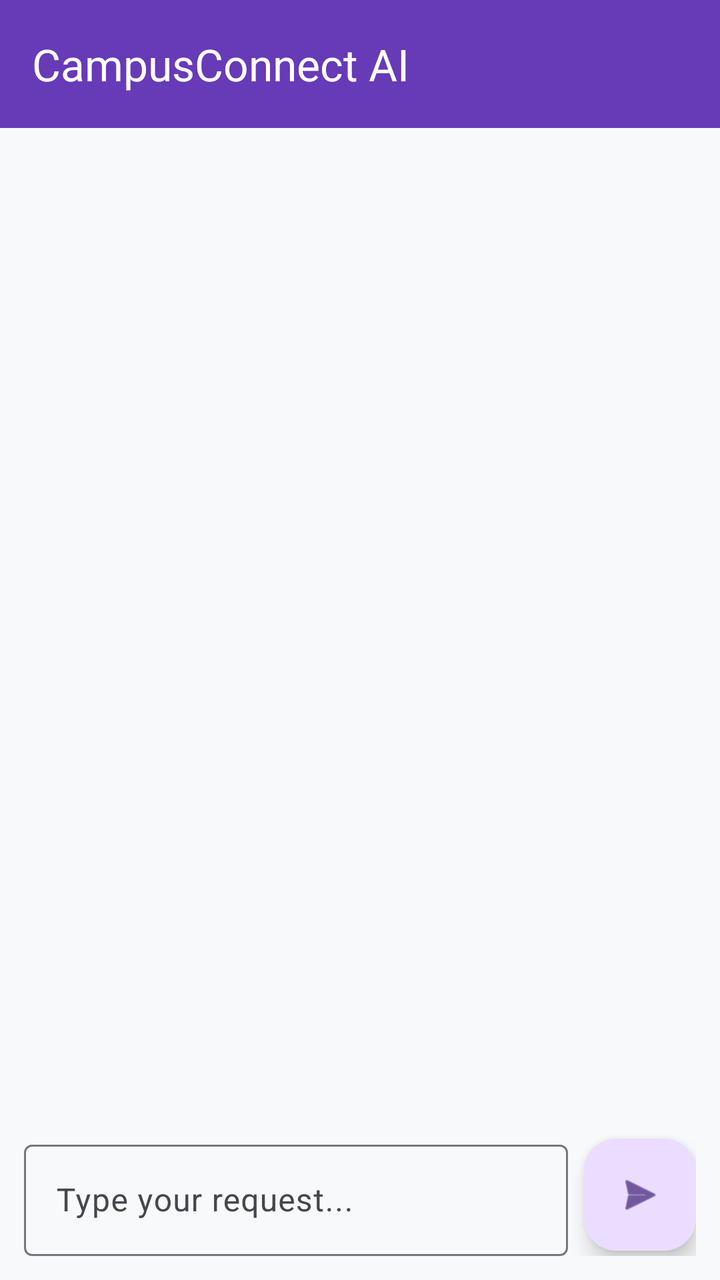
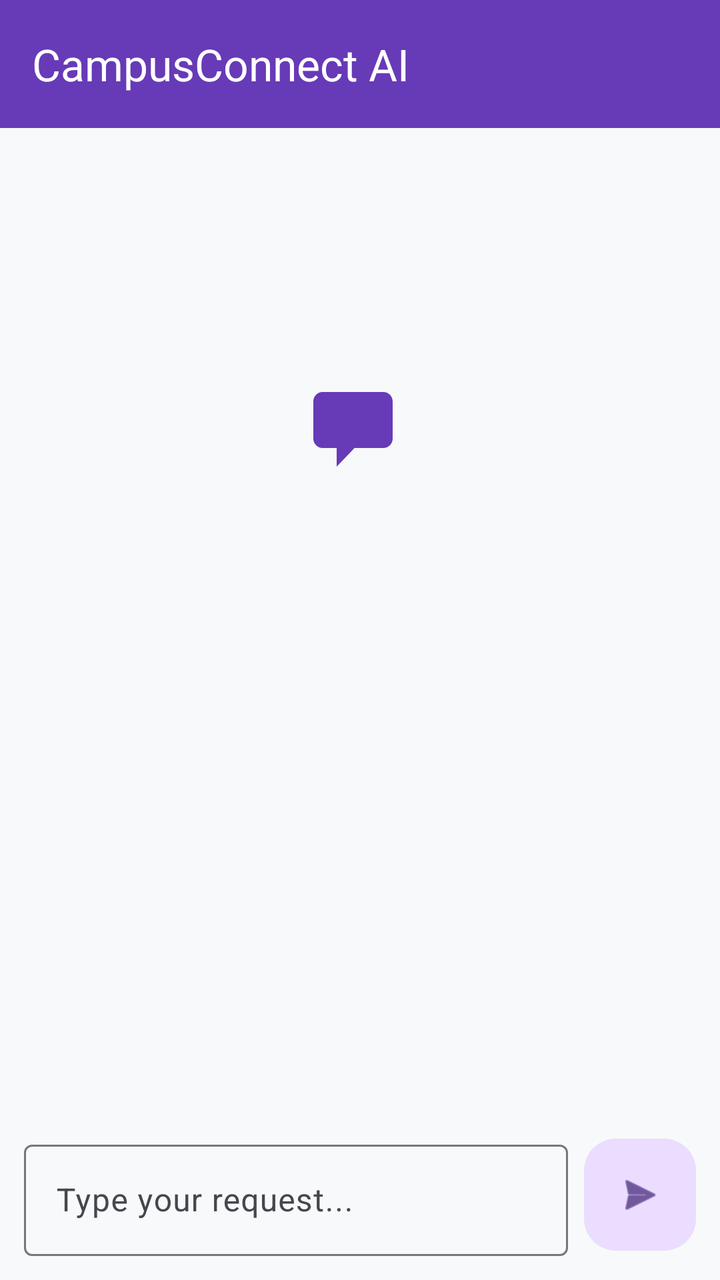

Two renders of the same Android screen: before a commit and after it. Below are the layout's source before the change and the commit's diff.
<!-- AndroidManifest.xml: application theme Theme.CampusConnect -->
<!-- res/layout/activity_ai_assistant.xml -->
<?xml version="1.0" encoding="utf-8"?>
<androidx.constraintlayout.widget.ConstraintLayout xmlns:android="http://schemas.android.com/apk/res/android"
    xmlns:app="http://schemas.android.com/apk/res-auto"
    android:layout_width="match_parent"
    android:layout_height="match_parent">

    <com.google.android.material.appbar.MaterialToolbar
        android:id="@+id/toolbar"
        android:layout_width="match_parent"
        android:layout_height="?attr/actionBarSize"
        android:background="?attr/colorPrimary"
        app:title="CampusConnect AI"
        app:titleTextColor="?attr/colorOnPrimary"
        app:layout_constraintTop_toTopOf="parent" />

    <androidx.recyclerview.widget.RecyclerView
        android:id="@+id/chatRecyclerView"
        android:layout_width="match_parent"
        android:layout_height="0dp"
        android:clipToPadding="false"
        android:paddingTop="8dp"
        android:paddingBottom="8dp"
        app:layout_constraintBottom_toTopOf="@id/inputLayout"
        app:layout_constraintTop_toBottomOf="@id/toolbar" />

    <LinearLayout
        android:id="@+id/inputLayout"
        android:layout_width="match_parent"
        android:layout_height="wrap_content"
        android:orientation="horizontal"
        android:padding="12dp"
        app:layout_constraintBottom_toBottomOf="parent">

        <com.google.android.material.textfield.TextInputLayout
            style="@style/Widget.Material3.TextInputLayout.OutlinedBox"
            android:layout_width="0dp"
            android:layout_height="wrap_content"
            android:layout_weight="1"
            android:hint="Type your request...">

            <com.google.android.material.textfield.TextInputEditText
                android:id="@+id/promptEditText"
                android:layout_width="match_parent"
                android:layout_height="wrap_content"
                android:inputType="textMultiLine"
                android:maxLines="4" />
        </com.google.android.material.textfield.TextInputLayout>

        <com.google.android.material.floatingactionbutton.FloatingActionButton
            android:id="@+id/sendFab"
            android:contentDescription="@string/cd_send_message"
            android:layout_width="wrap_content"
            android:layout_height="wrap_content"
            android:layout_gravity="center_vertical"
            android:layout_marginStart="8dp"
            app:fabSize="mini"
            app:srcCompat="@android:drawable/ic_menu_send" />
    </LinearLayout>

    <ProgressBar
        android:id="@+id/progressBar"
        android:layout_width="wrap_content"
        android:layout_height="wrap_content"
        android:visibility="gone"
        app:layout_constraintBottom_toBottomOf="parent"
        app:layout_constraintEnd_toEndOf="parent"
        app:layout_constraintStart_toStartOf="parent"
        app:layout_constraintTop_toTopOf="parent" />

</androidx.constraintlayout.widget.ConstraintLayout>
<!-- resources referenced by this layout -->
<resources>
  <string name="cd_send_message">Send message</string>
  <style name="Theme.CampusConnect" parent="Base.Theme.CampusConnect" />
  <style name="Base.Theme.CampusConnect" parent="Theme.Material3.DayNight.NoActionBar">
          
          <item name="colorPrimary">@color/primary</item>
          <item name="colorOnPrimary">@color/on_primary</item>
          <item name="colorSecondary">@color/secondary</item>
          <item name="colorOnSecondary">@color/on_secondary</item>
          <item name="colorTertiary">@color/tertiary</item>
          <item name="colorOnTertiary">@color/on_tertiary</item>
          <item name="android:windowBackground">@color/background</item>
          <item name="colorSurface">@color/surface</item>
          <item name="colorOnSurface">@color/on_surface</item>
  
          <item name="colorSurfaceVariant">@color/surface_variant</item>
          <item name="colorOnSurfaceVariant">@color/on_surface_variant</item>
          <item name="colorError">@color/error</item>
          <item name="colorOnError">@color/on_error</item>
          <item name="colorOutline">@color/outline</item>
          <item name="colorOutlineVariant">@color/outline_variant</item>
          <item name="android:statusBarColor">@color/primary</item>
  
          
          <item name="materialCardViewStyle">@style/Widget.CampusConnect.Card</item>
      </style>
  <color name="primary">#673AB7</color>
  <color name="on_primary">#FFFFFF</color>
  <color name="secondary">#009688</color>
  <color name="on_secondary">#FFFFFF</color>
  <color name="tertiary">#FFC107</color>
  <color name="on_tertiary">#000000</color>
  <color name="background">#F8F9FA</color>
  <color name="surface">#FFFFFF</color>
  <color name="on_surface">#1A1C1E</color>
  <color name="surface_variant">#E1E2EC</color>
  <color name="on_surface_variant">#44474E</color>
  <color name="error">#B3261E</color>
  <color name="on_error">#FFFFFF</color>
  <color name="outline">#74777F</color>
  <color name="outline_variant">#C4C6D0</color>
  <style name="Widget.CampusConnect.Card" parent="Widget.Material3.CardView.Elevated">
          <item name="cardCornerRadius">16dp</item>
          <item name="cardElevation">2dp</item>
          <item name="strokeWidth">0dp</item>
      </style>
</resources>

<!-- the commit's change to res/layout/activity_ai_assistant.xml (unified diff, before → after) -->
@@ -22,6 +22,46 @@
         android:paddingBottom="8dp"
         app:layout_constraintBottom_toTopOf="@id/inputLayout"
         app:layout_constraintTop_toBottomOf="@id/toolbar" />
+
+    <LinearLayout
+        android:id="@+id/emptyState"
+        android:layout_width="match_parent"
+        android:layout_height="wrap_content"
+        android:gravity="center_horizontal"
+        android:orientation="vertical"
+        android:paddingHorizontal="24dp"
+        app:layout_constraintBottom_toTopOf="@id/inputLayout"
+        app:layout_constraintTop_toBottomOf="@id/toolbar"
+        app:layout_constraintVertical_bias="0.35">
+
+        <ImageView
+            android:layout_width="56dp"
+            android:layout_height="56dp"
+            android:importantForAccessibility="no"
+            android:src="@drawable/ic_ai_sparkle"
+            app:tint="?attr/colorPrimary" />
+
+        <TextView
+            android:id="@+id/emptyTitle"
+            android:layout_width="wrap_content"
+            android:layout_height="wrap_content"
+            android:layout_marginTop="12dp"
+            android:textAppearance="?attr/textAppearanceTitleLarge" />
+
+        <TextView
+            android:id="@+id/emptySubtitle"
+            android:layout_width="wrap_content"
+            android:layout_height="wrap_content"
+            android:layout_marginTop="4dp"
+            android:gravity="center"
+            android:textAppearance="?attr/textAppearanceBodyMedium" />
+
+        <com.google.android.material.chip.ChipGroup
+            android:id="@+id/suggestionChips"
+            android:layout_width="match_parent"
+            android:layout_height="wrap_content"
+            android:layout_marginTop="20dp" />
+    </LinearLayout>
 
     <LinearLayout
         android:id="@+id/inputLayout"
@@ -53,7 +93,9 @@
             android:layout_height="wrap_content"
             android:layout_gravity="center_vertical"
             android:layout_marginStart="8dp"
+            app:elevation="0dp"
             app:fabSize="mini"
+            app:pressedTranslationZ="0dp"
             app:srcCompat="@android:drawable/ic_menu_send" />
     </LinearLayout>
 
<!-- resource entries referenced after the edit -->
@@ -1,5 +1,22 @@
 <!-- resources referenced by this layout -->
 <resources>
+  <!-- drawable ic_ai_sparkle (drawable) -->
+  <?xml version="1.0" encoding="utf-8"?>
+  <vector xmlns:android="http://schemas.android.com/apk/res/android"
+      android:width="24dp"
+      android:height="24dp"
+      android:viewportWidth="24"
+      android:viewportHeight="24">
+      <path
+          android:fillColor="#FF000000"
+          android:pathData="M4,4h13c1.1,0 2,0.9 2,2v8c0,1.1 -0.9,2 -2,2h-6.17L7,20v-4H4c-1.1,0 -2,-0.9 -2,-2V6C2,4.9 2.9,4 4,4z" />
+      <path
+          android:fillColor="#FFFFFF"
+          android:pathData="M15.5,6.2l0.7,1.7 1.7,0.7 -1.7,0.7 -0.7,1.7 -0.7,-1.7 -1.7,-0.7 1.7,-0.7z" />
+      <path
+          android:fillColor="#FFFFFF"
+          android:pathData="M8.7,9.6l0.5,1.2 1.2,0.5 -1.2,0.5 -0.5,1.2 -0.5,-1.2 -1.2,-0.5 1.2,-0.5z" />
+  </vector>
   <string name="cd_send_message">Send message</string>
   <style name="Theme.CampusConnect" parent="Base.Theme.CampusConnect" />
   <style name="Base.Theme.CampusConnect" parent="Theme.Material3.DayNight.NoActionBar">
